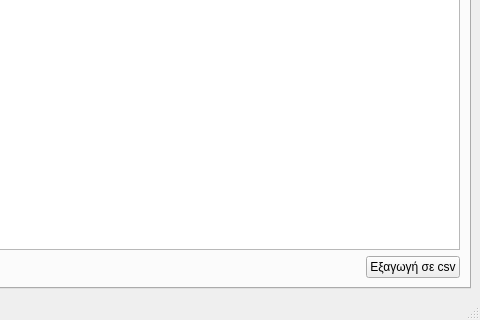
The window that main.ui (tedlaz/qesend) describes before a commit, drawn with Qt 5; both pictures show x 297 to 777 and y 274 to 594 of the 777 by 594 pixel window.
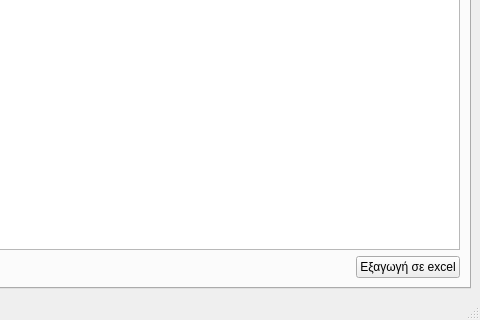
The same window after the commit.

Commit message: openpyxl added to support excel exporting

Patch:
```diff
--- a/main.ui
+++ b/main.ui
@@ -46,7 +46,7 @@
           <item>
            <widget class="QPushButton" name="btn_csv_etos">
             <property name="text">
-             <string>Εξαγωγή σε csv</string>
+             <string>Εξαγωγή σε excel</string>
             </property>
            </widget>
           </item>
```
Left out of the diff: 6 changed lines with no effect on the pictures. The commit also changes 7 other files.
